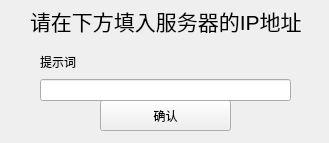
This is networksetting.ui in KKszkad/TugBillingSystem as Qt 5 draws it before an edit. The edited form follows.
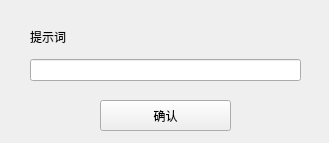
This is the edited form.

Diff of the .ui file:
```diff
--- a/networksetting.ui
+++ b/networksetting.ui
@@ -26,32 +26,13 @@
     <string>确认</string>
    </property>
   </widget>
-  <widget class="QLabel" name="label">
+  <widget class="QWidget" name="layoutWidget">
    <property name="geometry">
     <rect>
      <x>30</x>
-     <y>0</y>
+     <y>20</y>
      <width>271</width>
-     <height>41</height>
-    </rect>
-   </property>
-   <property name="font">
-    <font>
-     <pointsize>16</pointsize>
-     <bold>false</bold>
-    </font>
-   </property>
-   <property name="text">
-    <string>请在下方填入服务器的IP地址</string>
-   </property>
-  </widget>
-  <widget class="QWidget" name="">
-   <property name="geometry">
-    <rect>
-     <x>40</x>
-     <y>50</y>
-     <width>251</width>
-     <height>51</height>
+     <height>61</height>
     </rect>
    </property>
    <layout class="QVBoxLayout" name="verticalLayout">
```
